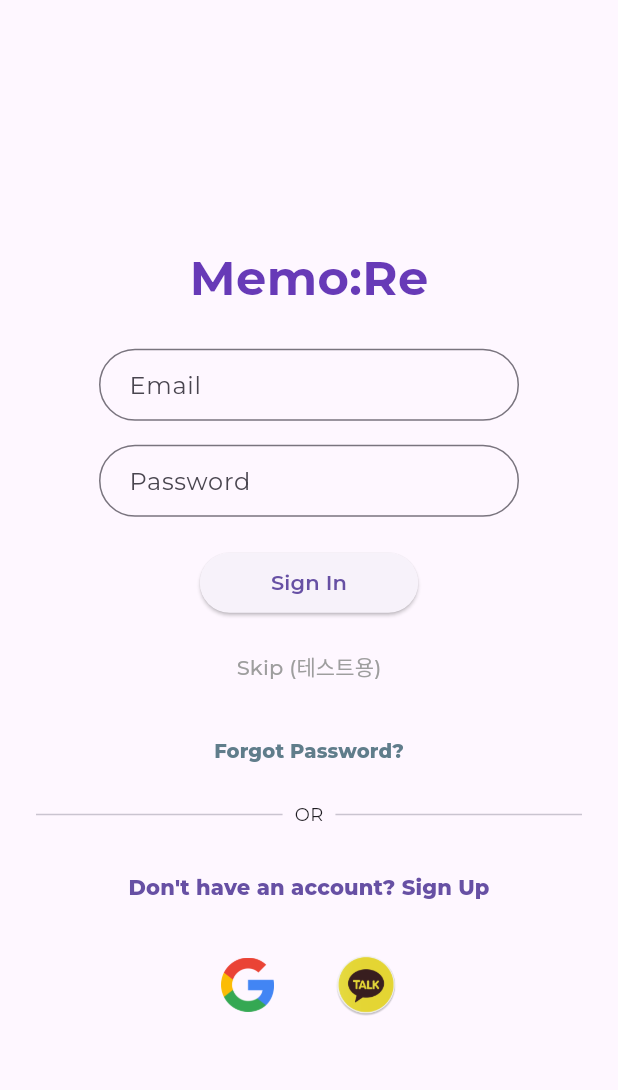
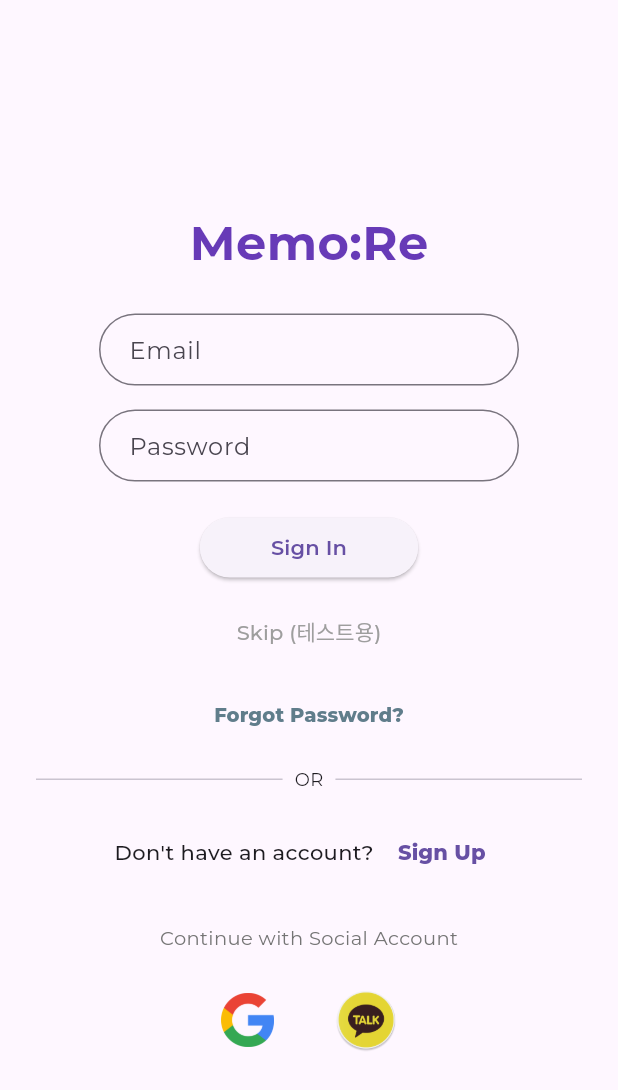
Before and after one commit to alvn84/memoRe, a Flutter app: the screen it shows after launch, on a phone screen of 412 x 824 dp. Shown: the top 1090 px of the screen. Run offline on Flutter 3.47's test engine with Material 3 defaults, Android fonts, the light colour scheme and no system bars; our stand-ins replace shared_preferences, smooth_page_indicator, table_calendar.

```diff
--- a/lib/presentation/screen/auth/forgot_password/email_input.dart
+++ b/lib/presentation/screen/auth/forgot_password/email_input.dart
@@ -129,7 +129,7 @@ class _EmailInputScreenState extends State<EmailInputScreen> {
                               MaterialPageRoute(builder: (context) => const ResetPasswordScreen()),
                             );
                           },
-                          child: const Text('Send Reset Link'),
+                          child: const Text('Continue'),
                         ),
                       ),
                     ),
--- a/lib/presentation/screen/auth/login/login_screen.dart
+++ b/lib/presentation/screen/auth/login/login_screen.dart
@@ -111,8 +111,20 @@ class _LoginScreenState extends State<LoginScreen> {
                       ],
                     ),
                     const SizedBox(height: 16),
+                    // 회원가입 문장과 버튼
                     Center(
-                      child: TextButton(
+                      child: Row(
+                        mainAxisAlignment: MainAxisAlignment.center,
+                        children: [
+                          const Text(
+                            "Don't have an account? ",
+                            style: TextStyle(
+                              fontSize: 14,
+                              fontFamily: 'Montserrat',
+                              fontWeight: FontWeight.w500,
+                            ),
+                          ),
+                          TextButton(
                             onPressed: () {
                               Navigator.push(
                                 context,
@@ -125,12 +137,27 @@ class _LoginScreenState extends State<LoginScreen> {
                               });
                             },
                             child: const Text(
-                          "Don't have an account? Sign Up",
-                          style: signUpLinkStyle, // ⭐️ 통합 스타일 사용
+                              "Sign Up",
+                              style: signUpLinkStyle,
+                            ),
+                          ),
+                        ],
+                      ),
+                    ),
+
+                    const SizedBox(height: 24),
+
+                    Center(
+                      child: Text(
+                        "Continue with Social Account",
+                        style: TextStyle(
+                          fontSize: 13,
+                          color: Colors.grey[600],
+                          fontFamily: 'Montserrat',
                         ),
                       ),
                     ),
-                    const SizedBox(height: 12),
+                    const SizedBox(height: 16),
                     SocialLoginButtons(
                       onGoogleLogin: () {
                         Navigator.push(
```
Also changed, not shown: 2 other files. Lines whose indentation alone changed are shown as unchanged.
